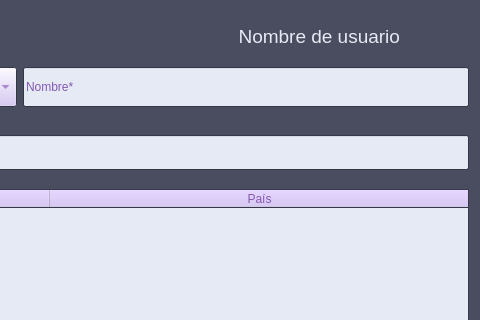
Qt form vistas/UIs/frmPaises.ui (andyy-nr/pda-proyecto) before a commit; both pictures show x 800 to 1280 and y 0 to 320 of the 1280 by 758 pixel window.
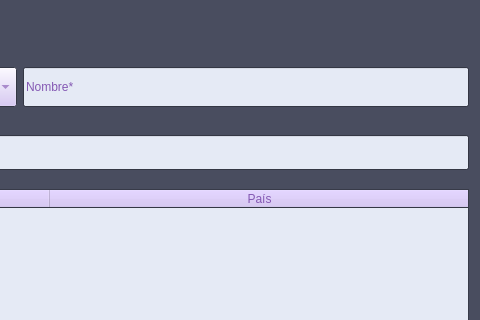
The same form after that commit. Icons and pictures are not drawn.

```diff
--- a/vistas/UIs/frmPaises.ui
+++ b/vistas/UIs/frmPaises.ui
@@ -446,24 +446,6 @@
        <number>-1</number>
       </property>
      </widget>
-     <widget class="QLabel" name="lbl_nombre_usuario">
-      <property name="geometry">
-       <rect>
-        <x>120</x>
-        <y>10</y>
-        <width>211</width>
-        <height>31</height>
-       </rect>
-      </property>
-      <property name="font">
-       <font>
-        <pointsize>14</pointsize>
-       </font>
-      </property>
-      <property name="text">
-       <string>&lt;html&gt;&lt;head/&gt;&lt;body&gt;&lt;p align=&quot;right&quot;&gt;Nombre de usuario&lt;/p&gt;&lt;/body&gt;&lt;/html&gt;</string>
-      </property>
-     </widget>
     </widget>
    </item>
    <item row="1" column="6" colspan="2">
```
